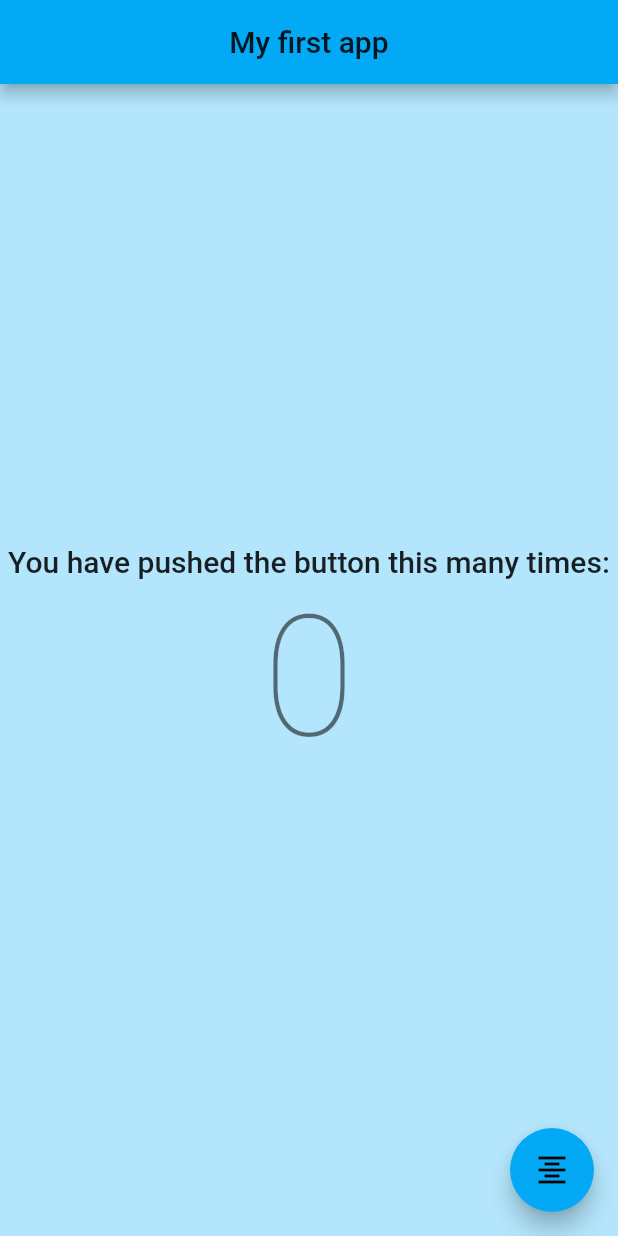
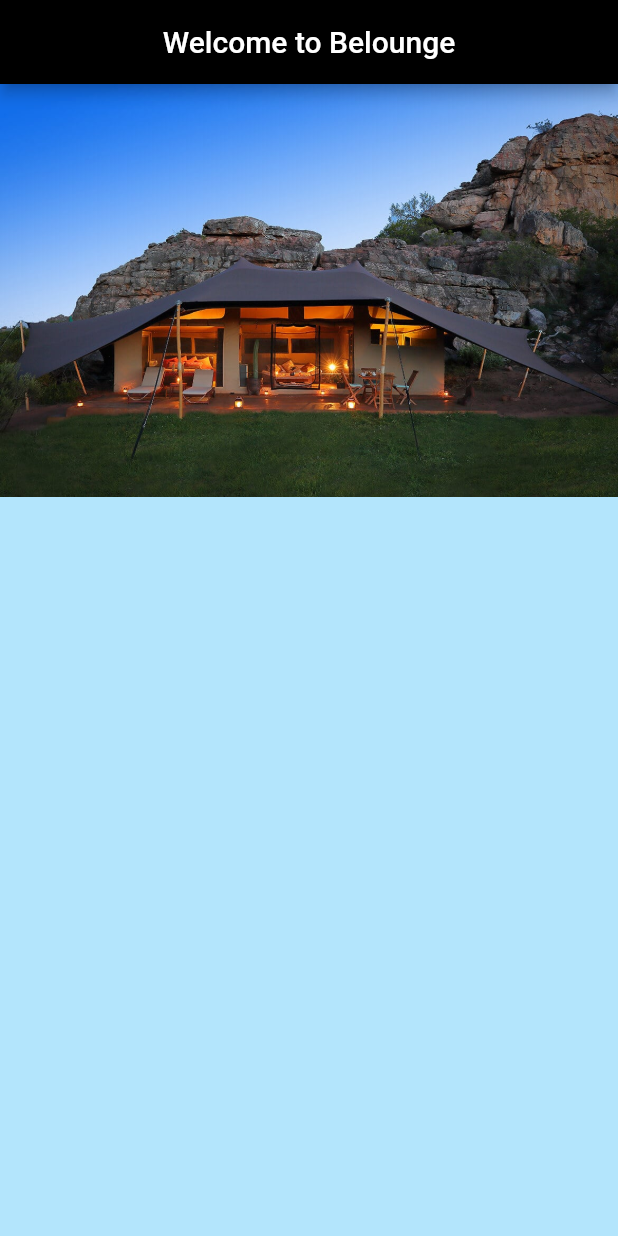
Before and after one commit to ValeryC/firstapp_with_Flutter, a Flutter app: the screen it shows after launch, on a phone screen of 412 x 824 dp. Run offline on Flutter 3.47's test engine with Material 2 defaults, Android fonts, the phone set to English and light mode, and no system bars.

```diff
--- a/lib/main.dart
+++ b/lib/main.dart
@@ -1,121 +1,32 @@
 import 'package:flutter/material.dart';
 
-void main() {
-  runApp(MyApp());
-}
+void main() => runApp(FirstStep());
 
-class MyApp extends StatelessWidget {
-  // This widget is the root of your application.
+class FirstStep extends StatelessWidget{
   @override
-  Widget build(BuildContext context) {
+  Widget build(BuildContext context){
     return MaterialApp(
-      title: 'Learn Flutter',
-      theme: ThemeData(
-        // This is the theme of your application.
-        //
-        // Try running your application with "flutter run". You'll see the
-        // application has a blue toolbar. Then, without quitting the app, try
-        // changing the primarySwatch below to Colors.green and then invoke
-        // "hot reload" (press "r" in the console where you ran "flutter run",
-        // or simply save your changes to "hot reload" in a Flutter IDE).
-        // Notice that the counter didn't reset back to zero; the application
-        // is not restarted.
-        primarySwatch: Colors.lightBlue,
-        // This makes the visual density adapt to the platform that you run
-        // the app on. For desktop platforms, the controls will be smaller and
-        // closer together (more dense) than on mobile platforms.
-        visualDensity: VisualDensity.adaptivePlatformDensity,
-      ),
+      home:Accueil(),
       debugShowCheckedModeBanner: false,
-      home: MyHomePage(title: 'My first app'),
     );
   }
 }
 
-class MyHomePage extends StatefulWidget {
-  MyHomePage({Key key, this.title}) : super(key: key);
-
-  // This widget is the home page of your application. It is stateful, meaning
-  // that it has a State object (defined below) that contains fields that affect
-  // how it looks.
-
-  // This class is the configuration for the state. It holds the values (in this
-  // case the title) provided by the parent (in this case the App widget) and
-  // used by the build method of the State. Fields in a Widget subclass are
-  // always marked "final".
-
-  final String title;
-
+class Accueil extends StatelessWidget{
   @override
-  _MyHomePageState createState() => _MyHomePageState();
-}
-
-class _MyHomePageState extends State<MyHomePage> {
-  int _counter = 0;
-
-  void _incrementCounter() {
-    setState(() {
-      // This call to setState tells the Flutter framework that something has
-      // changed in this State, which causes it to rerun the build method below
-      // so that the display can reflect the updated values. If we changed
-      // _counter without calling setState(), then the build method would not be
-      // called again, and so nothing would appear to happen.
-      _counter=_counter+2;
-    });
-  }
-
-  @override
-  Widget build(BuildContext context) {
-    // This method is rerun every time setState is called, for instance as done
-    // by the _incrementCounter method above.
-    //
-    // The Flutter framework has been optimized to make rerunning build methods
-    // fast, so that you can just rebuild anything that needs updating rather
-    // than having to individually change instances of widgets.
+  Widget build(BuildContext context){
     return Scaffold(
-      backgroundColor: Colors.lightBlue[100],
-      appBar: AppBar(
-        // Here we take the value from the MyHomePage object that was created by
-        // the App.build method, and use it to set our appbar title.
-        title: Text(widget.title),
+       backgroundColor: Colors.lightBlue[100],
+      appBar : AppBar(
+        title: Text(
+            'Welcome to Belounge'
+        ),
+        backgroundColor: Colors.black,
         centerTitle: true,
       ),
-      body: Center(
-        // Center irs a layout widget. It takes a single child and positions it
-        // in the middle of the parent.
-        child: Column(
-          // Column is also a layout widget. It takes a list of children and
-          // arranges them vertically. By default, it sizes itself to fit its
-          // children horizontally, and tries to be as tall as its parent.
-          //
-          // Invoke "debug painting" (press "p" in the console, choose the
-          // "Toggle Debug Paint" action from the Flutter Inspector in Android
-          // Studio, or the "Toggle Debug Paint" command in Visual Studio Code)
-          // to see the wireframe for each widget.
-          //
-          // Column has various properties to control how it sizes itself and
-          // how it positions its children. Here we use mainAxisAlignment to
-          // center the children vertically; the main axis here is the vertical
-          // axis because Columns are vertical (the cross axis would be
-          // horizontal).
-          mainAxisAlignment: MainAxisAlignment.center,
-          children: <Widget>[
-            Text(
-              'You have pushed the button this many times:',
-              style:Theme.of(context).textTheme.title,
-            ),
-            Text(
-              '$_counter',
-              style: Theme.of(context).textTheme.display4,
-            ),
-          ],
-        ),
-      ),
-      floatingActionButton: FloatingActionButton(
-        onPressed: _incrementCounter,
-        tooltip: 'Increment',
-        child: Icon(Icons.format_align_center),
-      ), // This trailing comma makes auto-formatting nicer for build methods.
+      body: Image.asset('assets/lodge2.jpg'),
+
+
     );
   }
 }
--- a/pubspec.yaml
+++ b/pubspec.yaml
@@ -38,6 +38,8 @@ dev_dependencies:
 
 # The following section is specific to Flutter.
 flutter:
+  assets:
+    - assets/
 
   # The following line ensures that the Material Icons font is
   # included with your application, so that you can use the icons in
@@ -45,9 +47,7 @@ flutter:
   uses-material-design: true
 
   # To add assets to your application, add an assets section, like this:
-  # assets:
-  #   - images/a_dot_burr.jpeg
-  #   - images/a_dot_ham.jpeg
+  #
 
   # An image asset can refer to one or more resolution-specific "variants", see
   # https://flutter.dev/assets-and-images/#resolution-aware.
```
Also changed, not shown: assets/lodge1.jpg (added), assets/lodge2.jpg (added).
